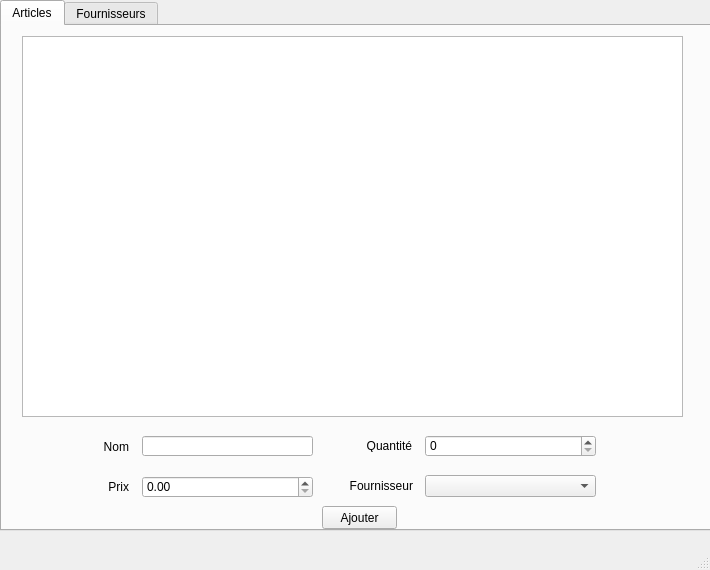
Old version of the form tabs.ui in the repository tcordina/dutaf-desktop.
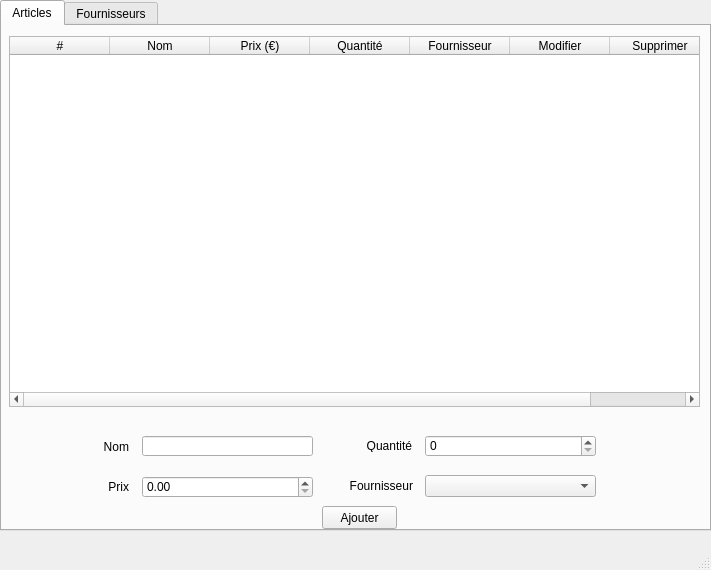
New version of the form. The open tabs and pages were chosen to show the change.

Commit message: Binding boutons ajout/suppression

What changed in the file:
```diff
--- a/tabs.ui
+++ b/tabs.ui
@@ -6,7 +6,7 @@
    <rect>
     <x>0</x>
     <y>0</y>
-    <width>710</width>
+    <width>711</width>
     <height>570</height>
    </rect>
   </property>
@@ -150,15 +150,56 @@
        </rect>
       </property>
      </widget>
-     <widget class="QTableView" name="tableViewArticles">
+     <widget class="QTableWidget" name="tableWidgetArticles">
       <property name="geometry">
        <rect>
-        <x>20</x>
+        <x>7</x>
         <y>10</y>
-        <width>661</width>
-        <height>381</height>
+        <width>691</width>
+        <height>371</height>
        </rect>
       </property>
+      <property name="sortingEnabled">
+       <bool>true</bool>
+      </property>
+      <property name="columnCount">
+       <number>7</number>
+      </property>
+      <column>
+       <property name="text">
+        <string>#</string>
+       </property>
+      </column>
+      <column>
+       <property name="text">
+        <string>Nom</string>
+       </property>
+      </column>
+      <column>
+       <property name="text">
+        <string>Prix (€)</string>
+       </property>
+      </column>
+      <column>
+       <property name="text">
+        <string>Quantité</string>
+       </property>
+      </column>
+      <column>
+       <property name="text">
+        <string>Fournisseur</string>
+       </property>
+      </column>
+      <column>
+       <property name="text">
+        <string>Modifier</string>
+       </property>
+      </column>
+      <column>
+       <property name="text">
+        <string>Supprimer</string>
+       </property>
+      </column>
      </widget>
     </widget>
     <widget class="QWidget" name="tab_2">
```
Left out of the diff: 47 changed lines with no effect on the pictures. The commit also changes 6 other files.
